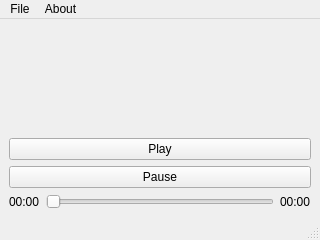
binarymaker/simple-pyplayer, file pyplayer.ui: the form before one commit.
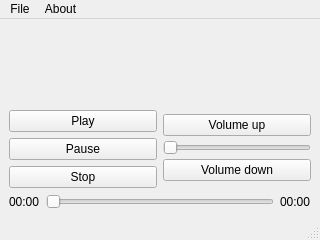
The form after the commit.

Commit message: volume control added

Patch:
```diff
--- a/pyplayer.ui
+++ b/pyplayer.ui
@@ -14,23 +14,12 @@
    <string>Pyplayer</string>
   </property>
   <widget class="QWidget" name="centralwidget">
-   <layout class="QVBoxLayout" name="verticalLayout">
-    <item>
-     <spacer name="verticalSpacer">
-      <property name="orientation">
-       <enum>Qt::Vertical</enum>
+   <layout class="QGridLayout" name="gridLayout">
+    <item row="1" column="0">
+     <layout class="QVBoxLayout" name="musicControl">
+      <property name="sizeConstraint">
+       <enum>QLayout::SetMaximumSize</enum>
       </property>
-      <property name="sizeType">
-       <enum>QSizePolicy::Expanding</enum>
-      </property>
-      <property name="sizeHint" stdset="0">
-       <size>
-        <width>20</width>
-        <height>40</height>
-       </size>
-      </property>
-     </spacer>
-    </item>
     <item>
      <widget class="QPushButton" name="pushButton_play">
       <property name="text">
@@ -46,6 +35,15 @@
      </widget>
     </item>
     <item>
+       <widget class="QPushButton" name="pushButton_stop">
+        <property name="text">
+         <string>Stop</string>
+        </property>
+       </widget>
+      </item>
+     </layout>
+    </item>
+    <item row="2" column="0" colspan="2">
      <layout class="QHBoxLayout" name="horizontalLayout">
       <item>
        <widget class="QLabel" name="label_playtime">
@@ -70,6 +68,72 @@
       </item>
      </layout>
     </item>
+    <item row="1" column="1">
+     <layout class="QVBoxLayout" name="ValumnControl" stretch="0,0,0">
+      <property name="spacing">
+       <number>0</number>
+      </property>
+      <property name="sizeConstraint">
+       <enum>QLayout::SetMinimumSize</enum>
+      </property>
+      <property name="leftMargin">
+       <number>0</number>
+      </property>
+      <item>
+       <widget class="QPushButton" name="pushButton_volUp">
+        <property name="text">
+         <string>Volume up</string>
+        </property>
+       </widget>
+      </item>
+      <item>
+       <widget class="QSlider" name="Slider_volume">
+        <property name="sizePolicy">
+         <sizepolicy hsizetype="Minimum" vsizetype="Fixed">
+          <horstretch>0</horstretch>
+          <verstretch>0</verstretch>
+         </sizepolicy>
+        </property>
+        <property name="orientation">
+         <enum>Qt::Horizontal</enum>
+        </property>
+       </widget>
+      </item>
+      <item>
+       <widget class="QPushButton" name="pushButton_volDown">
+        <property name="text">
+         <string>Volume down</string>
+        </property>
+       </widget>
+      </item>
+     </layout>
+    </item>
+    <item row="0" column="0">
+     <spacer name="verticalSpacer">
+      <property name="orientation">
+       <enum>Qt::Vertical</enum>
+      </property>
+      <property name="sizeHint" stdset="0">
+       <size>
+        <width>20</width>
+        <height>40</height>
+       </size>
+      </property>
+     </spacer>
+    </item>
+    <item row="0" column="1">
+     <spacer name="verticalSpacer_2">
+      <property name="orientation">
+       <enum>Qt::Vertical</enum>
+      </property>
+      <property name="sizeHint" stdset="0">
+       <size>
+        <width>20</width>
+        <height>40</height>
+       </size>
+      </property>
+     </spacer>
+    </item>
    </layout>
   </widget>
   <widget class="QMenuBar" name="menubar">
```
Left out of the diff: 2 changed lines with no effect on the pictures. Lines whose indentation alone changed are shown as unchanged. The commit also changes 2 other files.
